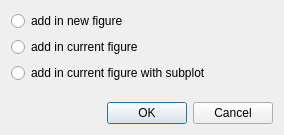
Above: src/signA/dialog/SAAddCurveTypeDialog.ui from czyt1988/sa before the change. Below: the same form after it.
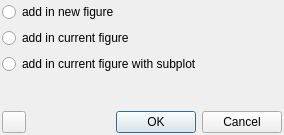
That is the form after the change.

```diff
--- a/src/signA/dialog/SAAddCurveTypeDialog.ui
+++ b/src/signA/dialog/SAAddCurveTypeDialog.ui
@@ -14,6 +14,18 @@
    <string>Dialog</string>
   </property>
   <layout class="QVBoxLayout" name="verticalLayout">
+   <property name="leftMargin">
+    <number>2</number>
+   </property>
+   <property name="topMargin">
+    <number>2</number>
+   </property>
+   <property name="rightMargin">
+    <number>2</number>
+   </property>
+   <property name="bottomMargin">
+    <number>2</number>
+   </property>
    <item>
     <widget class="QRadioButton" name="radioButtonNewFig">
      <property name="text">
@@ -49,11 +61,44 @@
     </spacer>
    </item>
    <item>
-    <widget class="QDialogButtonBox" name="buttonBox">
-     <property name="standardButtons">
-      <set>QDialogButtonBox::Cancel|QDialogButtonBox::Ok</set>
+    <layout class="QHBoxLayout" name="horizontalLayout">
+     <property name="spacing">
+      <number>0</number>
      </property>
-    </widget>
+     <item>
+      <widget class="QToolButton" name="toolButtonMore">
+       <property name="minimumSize">
+        <size>
+         <width>0</width>
+         <height>22</height>
+        </size>
+       </property>
+       <property name="text">
+        <string/>
+       </property>
+      </widget>
+     </item>
+     <item>
+      <spacer name="horizontalSpacer">
+       <property name="orientation">
+        <enum>Qt::Horizontal</enum>
+       </property>
+       <property name="sizeHint" stdset="0">
+        <size>
+         <width>40</width>
+         <height>20</height>
+        </size>
+       </property>
+      </spacer>
+     </item>
+     <item>
+      <widget class="QDialogButtonBox" name="buttonBox">
+       <property name="standardButtons">
+        <set>QDialogButtonBox::Cancel|QDialogButtonBox::Ok</set>
+       </property>
+      </widget>
+     </item>
+    </layout>
    </item>
   </layout>
  </widget>
```
